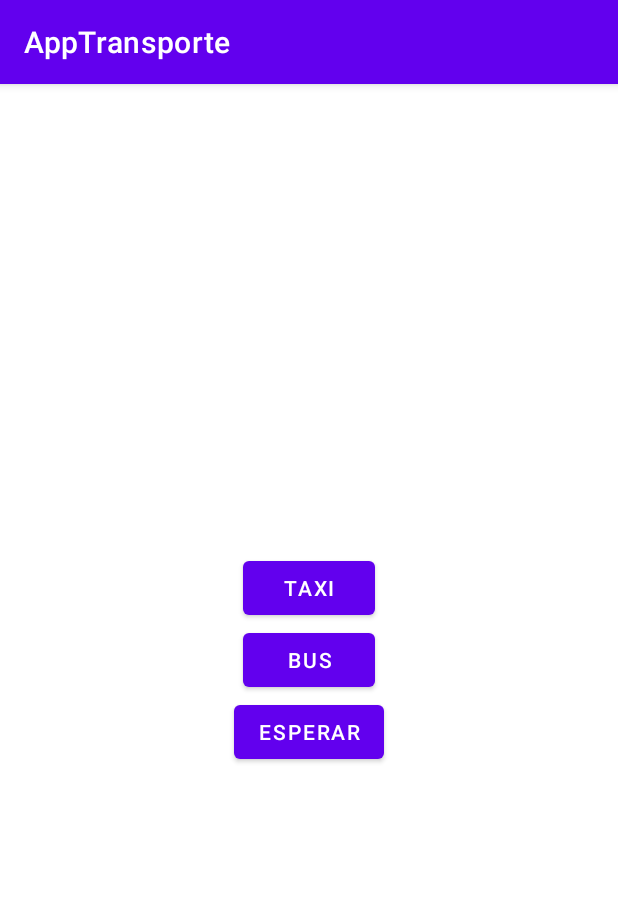
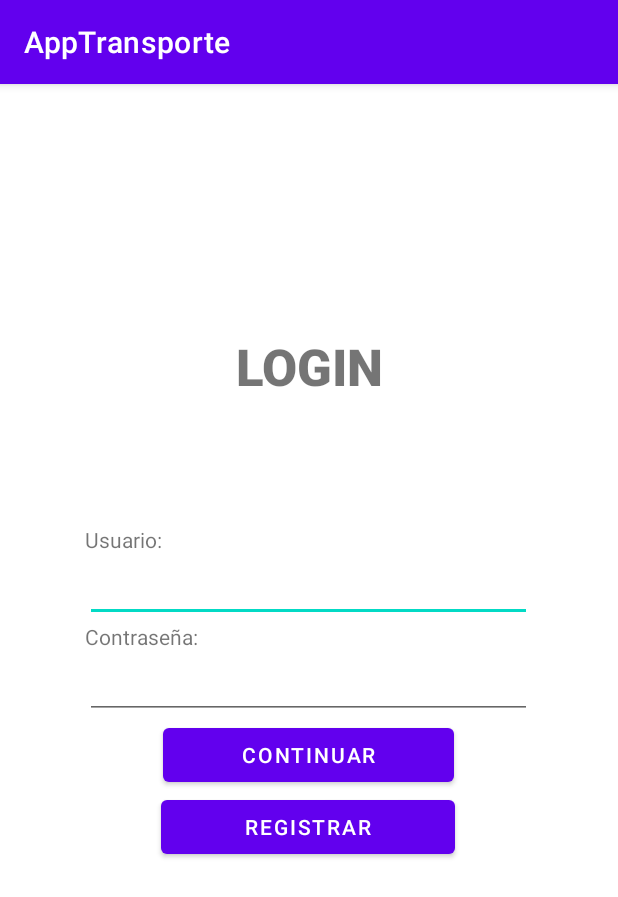
Before and after one commit to Valen707/AppTransporte, an Android app: the screen it shows after launch (MainActivity before the commit, LoginUsuario after it), on a phone screen of 412 x 824 dp. Shown: the top 897 px of the screen. Run offline under Robolectric (Android 15) with nearby library versions, the phone set to English and light mode, and no system bars.

```diff
--- /dev/null
+++ b/app/src/main/java/com/example/apptransporte/login/LoginUsuario.java
@@ -0,0 +1,34 @@
+package com.example.apptransporte.login;
+
+import androidx.appcompat.app.AppCompatActivity;
+
+import android.content.Intent;
+import android.os.Bundle;
+import android.view.View;
+
+import com.example.apptransporte.R;
+import com.example.apptransporte.transporte.Bus;
+import com.example.apptransporte.transporte.MainActivity;
+
+public class LoginUsuario extends AppCompatActivity {
+
+    @Override
+    protected void onCreate(Bundle savedInstanceState) {
+        super.onCreate(savedInstanceState);
+        setContentView(R.layout.activity_login_usuario);
+    }
+
+    public void transporte(View n){
+        Intent ir = new Intent(this, MainActivity.class);
+
+        ir.addFlags(ir.FLAG_ACTIVITY_CLEAR_TASK | ir.FLAG_ACTIVITY_CLEAR_TOP);
+        startActivity(ir);
+    }
+
+    public void Registrar(View n){
+        Intent ir = new Intent(this, RegistrarUsusario.class);
+
+        ir.addFlags(ir.FLAG_ACTIVITY_CLEAR_TASK | ir.FLAG_ACTIVITY_CLEAR_TOP);
+        startActivity(ir);
+    }
+}
--- a/app/src/main/java/com/example/apptransporte/modulePokemon/Consulta_Activity.java
+++ b/app/src/main/java/com/example/apptransporte/modulePokemon/Consulta_Activity.java
@@ -10,8 +10,6 @@ import android.widget.ImageView;
 import android.widget.TextView;
 import android.widget.Toast;
 
-import com.example.apptransporte.Bus;
-import com.example.apptransporte.MainActivity;
 import com.example.apptransporte.R;
 import com.squareup.picasso.Picasso;
 
--- a/app/src/main/java/com/example/apptransporte/Bus.java
+++ b/app/src/main/java/com/example/apptransporte/transporte/Bus.java
@@ -1,4 +1,4 @@
-package com.example.apptransporte;
+package com.example.apptransporte.transporte;
 
 import androidx.appcompat.app.AppCompatActivity;
 
@@ -6,6 +6,8 @@ import android.content.Intent;
 import android.os.Bundle;
 import android.view.View;
 import android.widget.EditText;
+
+import com.example.apptransporte.R;
 
 public class Bus extends AppCompatActivity {
 
--- a/app/src/main/java/com/example/apptransporte/ConfirmacionBus.java
+++ b/app/src/main/java/com/example/apptransporte/transporte/ConfirmacionBus.java
@@ -1,8 +1,10 @@
-package com.example.apptransporte;
+package com.example.apptransporte.transporte;
 
 import androidx.appcompat.app.AppCompatActivity;
 
 import android.os.Bundle;
+
+import com.example.apptransporte.R;
 
 public class ConfirmacionBus extends AppCompatActivity {
 
--- a/app/src/main/java/com/example/apptransporte/ConfirmacionTaxi.java
+++ b/app/src/main/java/com/example/apptransporte/transporte/ConfirmacionTaxi.java
@@ -1,12 +1,14 @@
-package com.example.apptransporte;
+package com.example.apptransporte.transporte;
 
 import androidx.appcompat.app.AppCompatActivity;
 
 import android.content.Intent;
 import android.os.Bundle;
 import android.view.View;
-import android.widget.RadioButton;
 import android.widget.TextView;
+
+import com.example.apptransporte.R;
+
 import java.util.Random;
 
 public class ConfirmacionTaxi extends AppCompatActivity {
--- a/app/src/main/java/com/example/apptransporte/MainActivity.java
+++ b/app/src/main/java/com/example/apptransporte/transporte/MainActivity.java
@@ -1,4 +1,4 @@
-package com.example.apptransporte;
+package com.example.apptransporte.transporte;
 
 import androidx.appcompat.app.AppCompatActivity;
 
@@ -6,6 +6,7 @@ import android.content.Intent;
 import android.os.Bundle;
 import android.view.View;
 
+import com.example.apptransporte.R;
 import com.example.apptransporte.modulePokemon.Pokemon;
 
 
--- a/app/src/main/java/com/example/apptransporte/Taxi.java
+++ b/app/src/main/java/com/example/apptransporte/transporte/Taxi.java
@@ -1,4 +1,4 @@
-package com.example.apptransporte;
+package com.example.apptransporte.transporte;
 
 import androidx.appcompat.app.AppCompatActivity;
 
@@ -11,6 +11,10 @@ import android.widget.CompoundButton;
 import android.widget.EditText;
 import android.widget.RadioButton;
 import android.widget.Toast;
+
+import com.example.apptransporte.R;
+import com.example.apptransporte.transporte.ConfirmacionTaxi;
+import com.example.apptransporte.transporte.MainActivity;
 
 public class Taxi extends AppCompatActivity {
     EditText CampClient;
--- a/app/src/main/res/layout/activity_bus.xml
+++ b/app/src/main/res/layout/activity_bus.xml
@@ -8,7 +8,7 @@
     android:layout_gravity="center"
     android:gravity="center"
     android:background="#C3058BF4"
-    tools:context=".Bus">
+    tools:context=".transporte.Bus">
 
     <ImageView
         android:id="@+id/imageView2"
--- a/app/src/main/res/layout/activity_confirmacion_bus.xml
+++ b/app/src/main/res/layout/activity_confirmacion_bus.xml
@@ -8,7 +8,7 @@
     android:layout_gravity="center"
     android:gravity="center"
     android:background="#C3058BF4"
-    tools:context=".ConfirmacionBus">
+    tools:context=".transporte.ConfirmacionBus">
 
 
     <TextView
--- a/app/src/main/res/layout/activity_confirmacion_taxi.xml
+++ b/app/src/main/res/layout/activity_confirmacion_taxi.xml
@@ -8,7 +8,7 @@
     android:background="#EEFF9C22"
     android:gravity="center"
     android:orientation="vertical"
-    tools:context=".ConfirmacionTaxi">
+    tools:context=".transporte.ConfirmacionTaxi">
 
     <TextView
         android:id="@+id/DirrecionCliente"
--- /dev/null
+++ b/app/src/main/res/layout/activity_login_usuario.xml
@@ -0,0 +1,77 @@
+<?xml version="1.0" encoding="utf-8"?>
+<LinearLayout xmlns:android="http://schemas.android.com/apk/res/android"
+    xmlns:app="http://schemas.android.com/apk/res-auto"
+    xmlns:tools="http://schemas.android.com/tools"
+    android:layout_width="match_parent"
+    android:layout_height="match_parent"
+    android:orientation="vertical"
+    android:layout_gravity="center"
+    android:gravity="center"
+    tools:context=".login.LoginUsuario">
+
+    <TextView
+        android:id="@+id/textView6"
+        android:layout_width="match_parent"
+        android:layout_height="wrap_content"
+        android:fontFamily="sans-serif-black"
+        android:gravity="center"
+        android:text="LOGIN"
+        android:textSize="34sp" />
+
+    <ImageView
+        android:id="@+id/imageView3"
+        android:layout_width="match_parent"
+        android:layout_height="wrap_content"
+        tools:srcCompat="@tools:sample/avatars" />
+
+    <LinearLayout
+        android:layout_width="298dp"
+        android:layout_height="392dp"
+        android:layout_gravity="center"
+        android:gravity="center"
+        android:orientation="vertical">
+
+
+        <TextView
+            android:id="@+id/textUsuario"
+            android:layout_width="match_parent"
+            android:layout_height="wrap_content"
+            android:text="Usuario:" />
+
+        <EditText
+            android:id="@+id/CampUser"
+            android:layout_width="match_parent"
+            android:layout_height="wrap_content"
+            android:ems="10"
+            android:inputType="textPersonName" />
+
+        <TextView
+            android:id="@+id/textContraseña"
+            android:layout_width="match_parent"
+            android:layout_height="wrap_content"
+            android:text="Contraseña:" />
+
+        <EditText
+            android:id="@+id/CampContraseña"
+            android:layout_width="match_parent"
+            android:layout_height="wrap_content"
+            android:ems="10"
+            android:inputType="textPassword" />
+
+        <Button
+            android:id="@+id/btnContinuar"
+            android:layout_width="194dp"
+            android:layout_height="wrap_content"
+            android:onClick="transporte"
+            android:text="Continuar" />
+
+        <Button
+            android:id="@+id/btnRegistrar"
+            android:layout_width="196dp"
+            android:layout_height="wrap_content"
+            android:onClick="Registrar"
+            android:text="Registrar" />
+    </LinearLayout>
+
+
+</LinearLayout>
--- a/app/src/main/res/layout/activity_main.xml
+++ b/app/src/main/res/layout/activity_main.xml
@@ -7,7 +7,7 @@
     android:orientation="vertical"
     android:layout_gravity="center"
     android:gravity="center"
-    tools:context=".MainActivity">
+    tools:context=".transporte.MainActivity">
 
     <Button
         android:id="@+id/btnTaxi"
--- a/app/src/main/res/layout/activity_taxi.xml
+++ b/app/src/main/res/layout/activity_taxi.xml
@@ -9,7 +9,7 @@
     android:background="#EEFF9C22"
     android:gravity="center|center_vertical"
     android:orientation="vertical"
-    tools:context=".Taxi">
+    tools:context=".transporte.Taxi">
 
     <ImageView
         android:id="@+id/imageView"
```
Also changed, not shown: app/src/main/AndroidManifest.xml (+12 -8 lines), app/src/main/java/com/example/apptransporte/login/RegistrarUsusario.java (added, +25 -0 lines), app/src/main/res/layout/activity_registrar_ususario.xml (added, +84 -0 lines).
